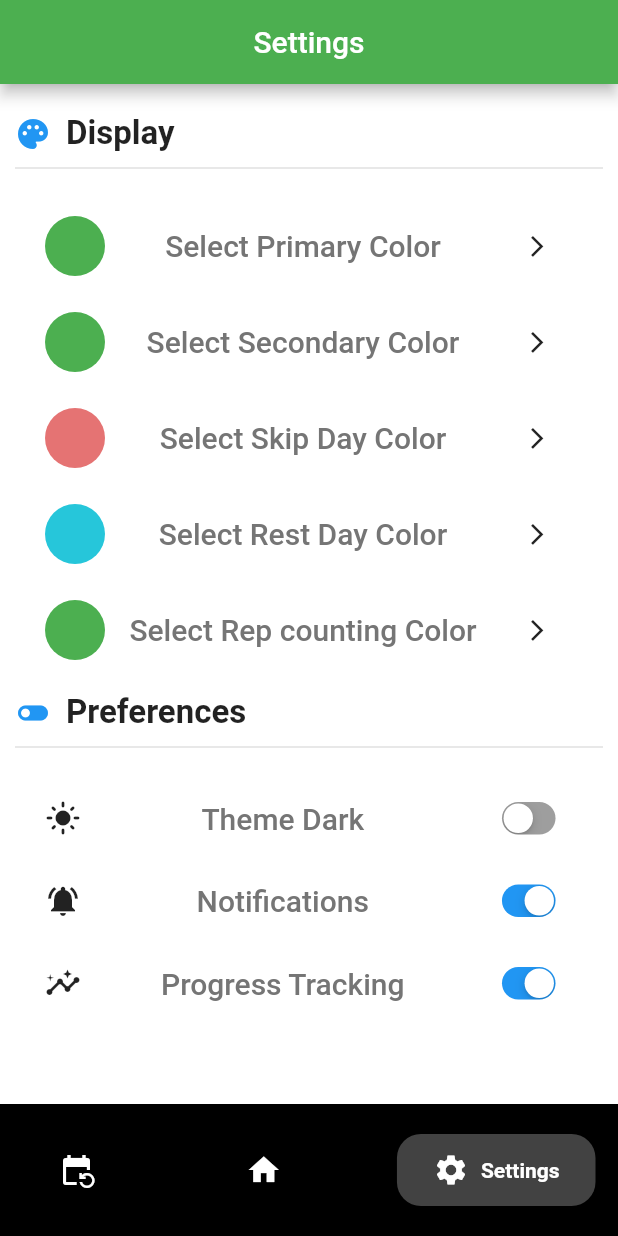
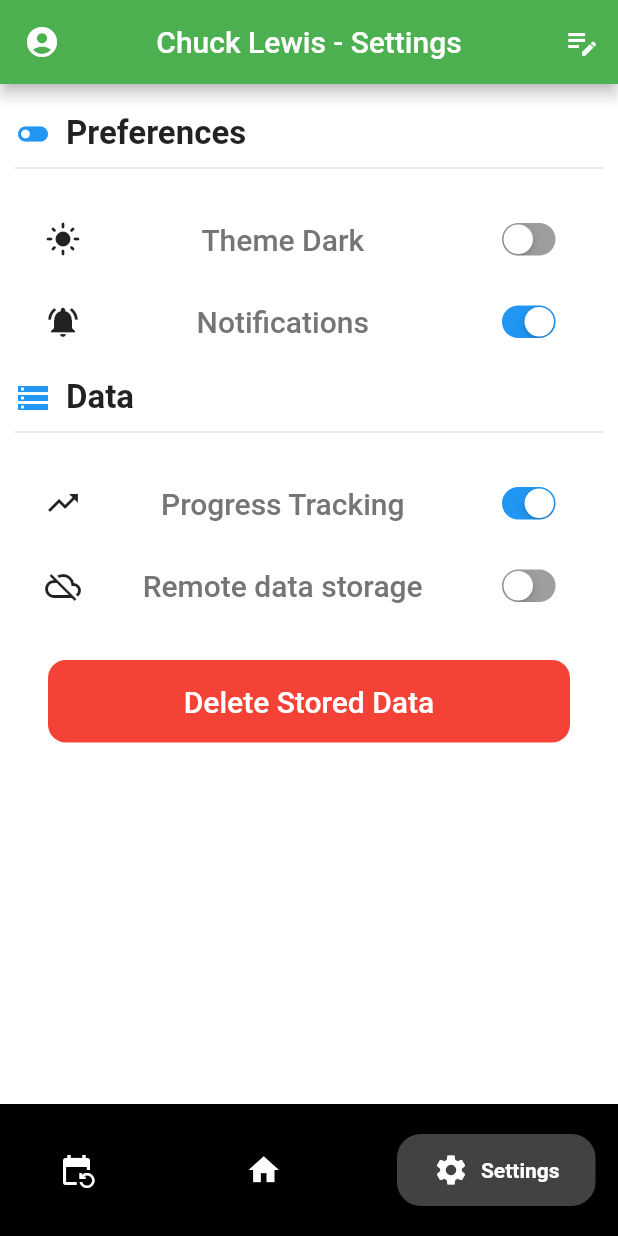
Before and after one commit to WillHAdair/WorkoutApplication, a Flutter app: the screen it shows after launch, swiped to page 3, on a phone screen of 412 x 824 dp. Run offline on Flutter 3.47's test engine with Material 2 defaults, Android fonts, the phone set to English and light mode, and no system bars; drawn by our look-alikes of google_nav_bar; our stand-ins replace flutter_colorpicker, flutter_heatmap_calendar, flutter_slidable, hive, hive_flutter, table_calendar; accounts and stored records are empty.

Commit message:
Created UI elements for new settings page

```diff
--- a/lib/data/settings_data.dart
+++ b/lib/data/settings_data.dart
@@ -35,6 +35,7 @@ class SettingsData extends ChangeNotifier {
     Setting(name: "IsDarkMode", type: SettingType.boolean, value: false),
     Setting(name: "Notifications", type: SettingType.boolean, value: true),
     Setting(name: "ProgressTracking", type: SettingType.boolean, value: true),
+    Setting(name: "UserName", type: SettingType.string, value: "Real guy"),
   ];
 
   bool getBooleanValue(String identifier) {
--- a/lib/pages/settings_page.dart
+++ b/lib/pages/settings_page.dart
@@ -2,6 +2,8 @@ import 'package:flutter/cupertino.dart';
 import 'package:flutter/material.dart';
 import 'package:flutter_colorpicker/flutter_colorpicker.dart';
 import 'package:provider/provider.dart';
+import 'package:workout_app/components/custom_textfield.dart';
+import 'package:workout_app/components/customizable_dialog.dart';
 import 'package:workout_app/data/settings_data.dart';
 import 'package:workout_app/data/theme_provider.dart';
 
@@ -20,6 +22,8 @@ class SettingsPageState extends State<SettingsPage> {
   bool darkMode = true;
   bool notificationsOn = false;
   bool trendTracking = false;
+  bool remoteStorage = false;
+  bool localStorage = true;
   @override
   void initState() {
     super.initState();
@@ -31,6 +35,7 @@ class SettingsPageState extends State<SettingsPage> {
         settingsData.getRelevantSetting("Notifications").value as bool;
     trendTracking =
         settingsData.getRelevantSetting("ProgressTracking").value as bool;
+
 
     WidgetsBinding.instance?.addPostFrameCallback((_) {
       themeProvider.toggleTheme(darkMode);
@@ -55,6 +60,57 @@ class SettingsPageState extends State<SettingsPage> {
     });
   }
 
+  delete() {
+    Navigator.pop(context);
+  }
+
+
+  void deleteStoredData() {
+    showDialog(
+      context: context,
+      builder: (context) {
+        return AlertDialog(
+          contentPadding: const EdgeInsets.all(16),
+          backgroundColor: Colors.grey[900],
+          content: SingleChildScrollView(
+            child: Row(
+              children: [
+                const Text(
+                  'Are you sure?',
+                  style: TextStyle(color: Colors.white),
+                ),
+                const SizedBox(width: 12),
+                Flexible(
+                  fit: FlexFit.loose,
+                  child: MaterialButton(
+                    onPressed: () => delete(),
+                    color: Colors.red.shade300,
+                    child: const Text(
+                      'Yes',
+                      style: TextStyle(color: Colors.white),
+                    ),
+                  ),
+                ),
+                const SizedBox(width: 12),
+                Flexible(
+                  fit: FlexFit.loose,
+                  child: MaterialButton(
+                    onPressed: () => Navigator.pop(context),
+                    color: Colors.green.shade300,
+                    child: const Text(
+                      'No',
+                      style: TextStyle(color: Colors.white),
+                    ),
+                  ),
+                ),
+              ],
+            ),
+          ),
+        );
+      },
+    );
+  }
+
   changeTrendTracking(bool newTrendTracking) {
     setState(() {
       trendTracking = newTrendTracking;
@@ -63,38 +119,85 @@ class SettingsPageState extends State<SettingsPage> {
     });
   }
 
+  changeRemoteStorage(bool newRemoteStorage) {
+    setState(() {
+      remoteStorage = newRemoteStorage;
+      //Update data later
+    });
+  }
+
+  final firstNameController = TextEditingController();
+  final lastNameController = TextEditingController();
+  final ageController = TextEditingController();
+  final weightController = TextEditingController();
+
+  void save() {
+    String firstName = firstNameController.text;
+    String lastName = lastNameController.text;
+    String age = ageController.text;
+    String weight = weightController.text;
+
+    Navigator.pop(context);
+    firstNameController.clear();
+    lastNameController.clear();
+    ageController.clear();
+    weightController.clear();
+  }
+
+  void openAccountDialog() {
+    showDialog(
+      context: context,
+      builder: (context) {
+        return CustomizableDialog(
+          customTextFields: [
+            CustomTextField(
+              controller: firstNameController,
+              hintText: 'Enter first name',
+              obscureText: false),
+            CustomTextField(
+              controller: lastNameController,
+              hintText: 'Enter last name',
+              obscureText: false),
+            CustomTextField(
+              controller: ageController,
+              hintText: 'Enter age',
+              obscureText: false),
+            CustomTextField(
+              controller: weightController,
+              hintText: 'Enter weight',
+              obscureText: false),
+          ],
+          onSave: save,
+          onCancel: () => Navigator.pop(context),
+        );
+      });
+  }
+
   @override
   Widget build(BuildContext context) {
-    return Scaffold(
+    return Consumer<SettingsData>(
+      builder: (context, value, child) => Scaffold(
       backgroundColor: Theme.of(context).colorScheme.background,
       appBar: AppBar(
-        title: const Text('Settings'),
+        leading: IconButton(
+          onPressed: () {
+
+          },
+          icon: const Icon(Icons.account_circle),
+        ),
+        title: const Text('Chuck Lewis - Settings'),
         centerTitle: true,
+        actions: [
+          IconButton(
+            onPressed: () => openAccountDialog,
+            icon: const Icon(Icons.edit_note),
+          ),
+        ],
       ),
       body: Container(
         padding: const EdgeInsets.all(10),
         child: ListView(
           children: [
-            const SizedBox(height: 10),
-            const Row(
-              children: [
-                Icon(
-                  Icons.palette,
-                  color: Colors.blue,
-                ),
-                SizedBox(width: 10),
-                Text('Display',
-                    style: TextStyle(fontSize: 22, fontWeight: FontWeight.bold))
-              ],
-            ),
-            const Divider(height: 20, thickness: 1),
-            const SizedBox(height: 10),
-            //Let the user choose their display options
-            buildColorOption("Select Primary Color", isPrimary: true),
-            buildColorOption("Select Secondary Color", isSecondary: true),
-            buildColorOption("Select Skip Day Color", isSkip: true),
-            buildColorOption("Select Rest Day Color", isRest: true),
-            buildColorOption("Select Rep counting Color", isMapBase: true),
             const SizedBox(height: 10),
             const Row(
               children: [
@@ -113,11 +216,49 @@ class SettingsPageState extends State<SettingsPage> {
                 darkMode, changeDarkMode),
             buildSwitch(Icons.notifications_off, Icons.notifications_active,
                 'Notifications', notificationsOn, changeNotifications),
-            buildSwitch(Icons.trending_flat, Icons.insights,
+            const SizedBox(height: 10),
+            const Row(
+              children: [
+                Icon(
+                  Icons.storage,
+                  color: Colors.blue,
+                ),
+                SizedBox(width: 10),
+                Text('Data',
+                    style: TextStyle(fontSize: 22, fontWeight: FontWeight.bold))
+              ],
+            ),
+            const Divider(height: 20, thickness: 1),
+            const SizedBox(height: 10),
+            buildSwitch(Icons.trending_flat, Icons.trending_up,
                 'Progress Tracking', trendTracking, changeTrendTracking),
+            buildSwitch(Icons.cloud_off, Icons.cloud_upload,
+                'Remote data storage', remoteStorage, changeRemoteStorage),
+            Padding(
+              padding:const EdgeInsets.all(22),
+              child: TextButton(
+              onPressed: () => deleteStoredData(),
+              style: TextButton.styleFrom(
+                padding: const EdgeInsets.all(16),
+                backgroundColor: Colors.red,
+                foregroundColor: Colors.red[200],
+                shape: RoundedRectangleBorder(
+                  borderRadius: BorderRadius.circular(12),
+                  ),
+                ),
+              child: const Text(
+                'Delete Stored Data',
+                style: TextStyle(
+                  fontSize: 20,
+                  color: Colors.white,
+                ),
+              ),
+            ),
+            ),
           ],
         ),
       ),
+    ),
     );
   }
 
```
